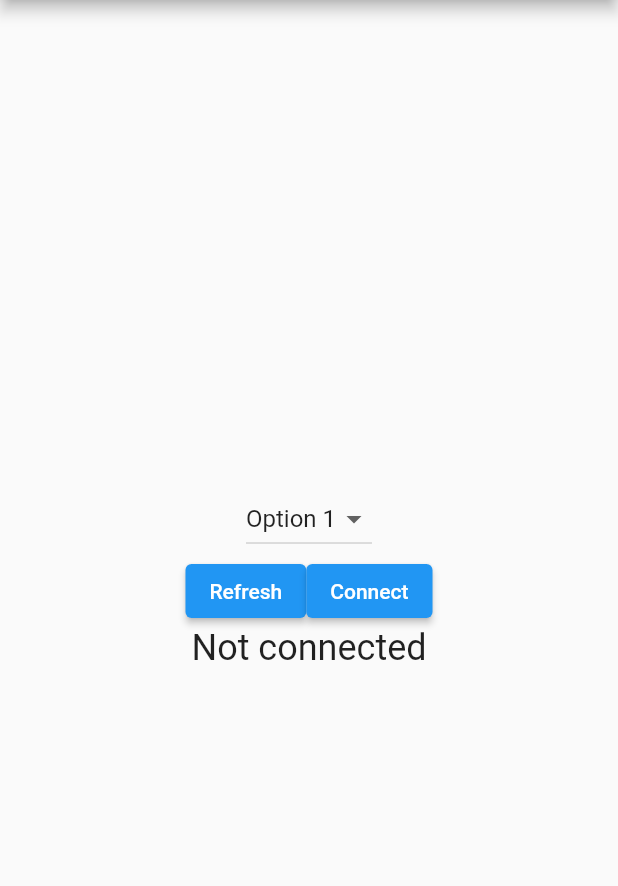
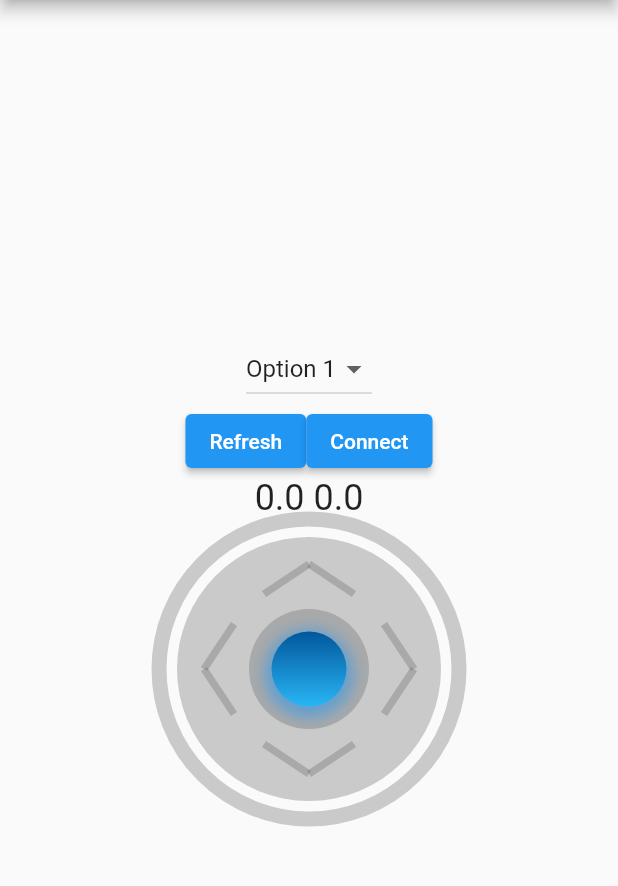
Before and after one commit to alexbougaenko/btcar_remote_flutter, a Flutter app: the screen it shows after launch, on a phone screen of 412 x 824 dp, the part 84-970 px from its top. Run offline on Flutter 3.47's test engine with Material 2 defaults, Android fonts, the phone set to English and light mode, and no system bars.

Commit message:
added joystick

```diff
--- /dev/null
+++ b/lib/flutter_joystick.dart
@@ -0,0 +1,6 @@
+library flutter_joystick;
+
+export 'src/joystick.dart';
+export 'src/joystick_area.dart';
+export 'src/joystick_base.dart';
+export 'src/joystick_stick_offset_calculator.dart';
--- a/lib/main.dart
+++ b/lib/main.dart
@@ -1,4 +1,5 @@
 import 'package:flutter/material.dart';
+import 'package:btcar_remote_flutter/flutter_joystick.dart';
 
 void main() {
   runApp(const MyApp());
@@ -51,6 +52,8 @@ class _MyHomePageState extends State<MyHomePage> {
   int _counter = 0;
   List<String> _options = ['Option 1', 'Option 2', 'Option 3'];
   int _selectedOption = 0;
+  double _x = 0;
+  double _y = 0;
 
   void _incrementCounter() {
     setState(() {
@@ -60,6 +63,13 @@ class _MyHomePageState extends State<MyHomePage> {
       // _counter without calling setState(), then the build method would not be
       // called again, and so nothing would appear to happen.
       _counter++;
+    });
+  }
+
+  void _updatePosition(details) {
+    setState(() {
+      _x = double.parse((details.x).toStringAsFixed(2));
+      _y = double.parse((details.y).toStringAsFixed(2));
     });
   }
 
@@ -125,9 +135,12 @@ class _MyHomePageState extends State<MyHomePage> {
               ],
             ),
             Text(
-              'Not connected',
+              '$_x $_y',
               style: Theme.of(context).textTheme.headlineSmall,
             ),
+            Joystick(
+                listener: _updatePosition
+            )
           ],
         ),
       ), // This trailing comma makes auto-formatting nicer for build methods.
--- /dev/null
+++ b/lib/src/joystick.dart
@@ -0,0 +1,165 @@
+import 'dart:async';
+
+import 'package:flutter/material.dart';
+
+import 'joystick_base.dart';
+import 'joystick_controller.dart';
+import 'joystick_stick.dart';
+import 'joystick_stick_offset_calculator.dart';
+
+/// Joystick widget
+class Joystick extends StatefulWidget {
+  /// Callback, which is called with [period] frequency when the stick is dragged.
+  final StickDragCallback listener;
+
+  /// Frequency of calling [listener] from the moment the stick is dragged, by default 100 milliseconds.
+  final Duration period;
+
+  /// Widget that renders joystick base, by default [JoystickBase].
+  final Widget? base;
+
+  /// Widget that renders joystick stick, it places in the center of [base] widget, by default [JoystickStick].
+  final Widget stick;
+
+  /// Controller allows to control joystick events outside the widget.
+  final JoystickController? controller;
+
+  /// Possible directions mode of the joystick stick, by default [JoystickMode.all]
+  final JoystickMode mode;
+
+  /// Calculate offset of the stick based on the stick drag start position and the current stick position.
+  final StickOffsetCalculator stickOffsetCalculator;
+
+  /// Callback, which is called when the stick starts dragging.
+  final Function? onStickDragStart;
+
+  /// Callback, which is called when the stick released.
+  final Function? onStickDragEnd;
+
+  const Joystick({
+    Key? key,
+    required this.listener,
+    this.period = const Duration(milliseconds: 100),
+    this.base,
+    this.stick = const JoystickStick(),
+    this.mode = JoystickMode.all,
+    this.stickOffsetCalculator = const CircleStickOffsetCalculator(),
+    this.controller,
+    this.onStickDragStart,
+    this.onStickDragEnd,
+  }) : super(key: key);
+
+  @override
+  _JoystickState createState() => _JoystickState();
+}
+
+class _JoystickState extends State<Joystick> {
+  final GlobalKey _baseKey = GlobalKey();
+
+  Offset _stickOffset = Offset.zero;
+  Timer? _callbackTimer;
+  Offset _startDragStickPosition = Offset.zero;
+
+  @override
+  void initState() {
+    super.initState();
+    widget.controller?.onStickDragStart =
+        (globalPosition) => _stickDragStart(globalPosition);
+    widget.controller?.onStickDragUpdate =
+        (globalPosition) => _stickDragUpdate(globalPosition);
+    widget.controller?.onStickDragEnd = () => _stickDragEnd();
+  }
+
+  @override
+  Widget build(BuildContext context) {
+    return Stack(
+      alignment: Alignment(_stickOffset.dx, _stickOffset.dy),
+      children: [
+        Container(
+          key: _baseKey,
+          child: widget.base ?? JoystickBase(mode: widget.mode),
+        ),
+        GestureDetector(
+          onPanStart: (details) => _stickDragStart(details.globalPosition),
+          onPanUpdate: (details) => _stickDragUpdate(details.globalPosition),
+          onPanEnd: (details) => _stickDragEnd(),
+          child: widget.stick,
+        ),
+      ],
+    );
+  }
+
+  void _stickDragStart(Offset globalPosition) {
+    _runCallback();
+    _startDragStickPosition = globalPosition;
+    widget.onStickDragStart?.call();
+  }
+
+  void _stickDragUpdate(Offset globalPosition) {
+    final baseRenderBox =
+        _baseKey.currentContext!.findRenderObject()! as RenderBox;
+
+    final stickOffset = widget.stickOffsetCalculator.calculate(
+      mode: widget.mode,
+      startDragStickPosition: _startDragStickPosition,
+      currentDragStickPosition: globalPosition,
+      baseSize: baseRenderBox.size,
+    );
+
+    setState(() {
+      _stickOffset = stickOffset;
+    });
+  }
+
+  void _stickDragEnd() {
+    setState(() {
+      _stickOffset = Offset.zero;
+    });
+
+    _callbackTimer?.cancel();
+    //send zero offset when the stick is released
+    widget.listener(StickDragDetails(_stickOffset.dx, _stickOffset.dy));
+    _startDragStickPosition = Offset.zero;
+    widget.onStickDragEnd?.call();
+  }
+
+  void _runCallback() {
+    _callbackTimer = Timer.periodic(widget.period, (timer) {
+      widget.listener(StickDragDetails(_stickOffset.dx, _stickOffset.dy));
+    });
+  }
+
+  @override
+  void dispose() {
+    _callbackTimer?.cancel();
+    super.dispose();
+  }
+}
+
+typedef StickDragCallback = void Function(StickDragDetails details);
+
+/// Contains the stick offset from the center of the base.
+class StickDragDetails {
+  /// x - the stick offset in the horizontal direction. Can be from -1.0 to +1.0.
+  final double x;
+
+  /// y - the stick offset in the vertical direction. Can be from -1.0 to +1.0.
+  final double y;
+
+  StickDragDetails(this.x, this.y);
+}
+
+/// Possible directions of the joystick stick.
+enum JoystickMode {
+  /// allow move the stick in any direction: vertical, horizontal and diagonal.
+  all,
+
+  /// allow move the stick only in vertical direction.
+  vertical,
+
+  /// allow move the stick only in horizontal direction.
+  horizontal,
+
+  /// allow move the stick only in horizontal and vertical directions, not diagonal.
+  horizontalAndVertical,
+}
--- /dev/null
+++ b/lib/src/joystick_stick.dart
@@ -0,0 +1,31 @@
+import 'package:flutter/material.dart';
+
+class JoystickStick extends StatelessWidget {
+  const JoystickStick({Key? key}) : super(key: key);
+  @override
+  Widget build(BuildContext context) {
+    return Container(
+      width: 50,
+      height: 50,
+      decoration: BoxDecoration(
+        shape: BoxShape.circle,
+        boxShadow: [
+          BoxShadow(
+            color: Colors.blue.withOpacity(0.5),
+            spreadRadius: 5,
+            blurRadius: 7,
+            offset: const Offset(0, 3),
+          )
+        ],
+        gradient: LinearGradient(
+          begin: Alignment.topCenter,
+          end: Alignment.bottomCenter,
+          colors: [
+            Colors.lightBlue.shade900,
+            Colors.lightBlue.shade400,
+          ],
+        ),
+      ),
+    );
+  }
+}
```
Also changed, not shown: lib/src/joystick_area.dart (added, +136 -0 lines), lib/src/joystick_base.dart (added, +216 -0 lines), lib/src/joystick_controller.dart (added, +19 -0 lines), lib/src/joystick_stick_offset_calculator.dart (added, +92 -0 lines), 1 other file.
